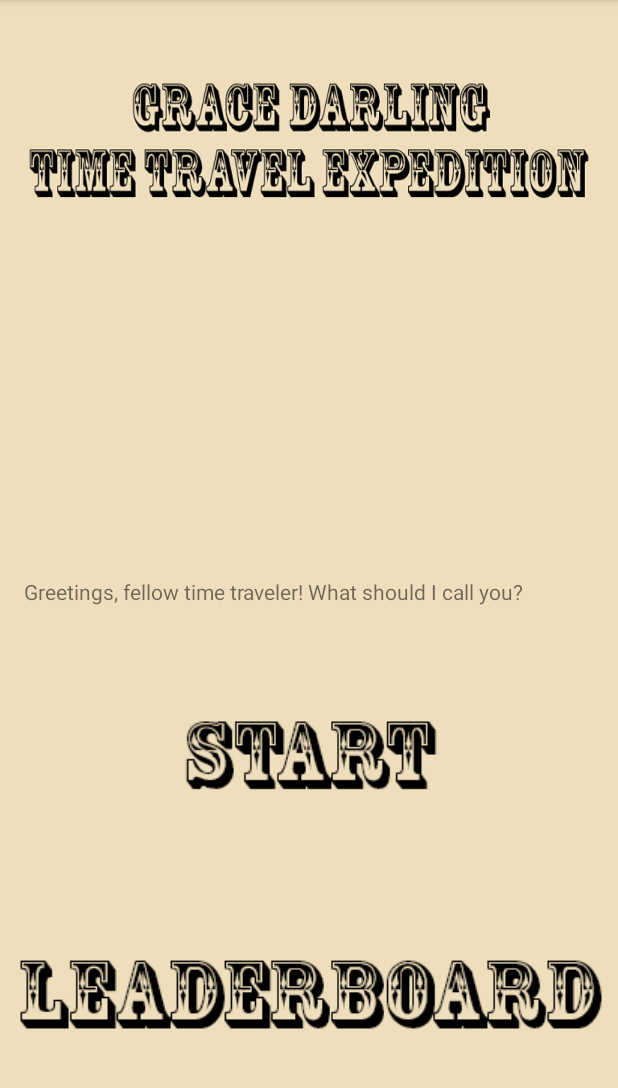
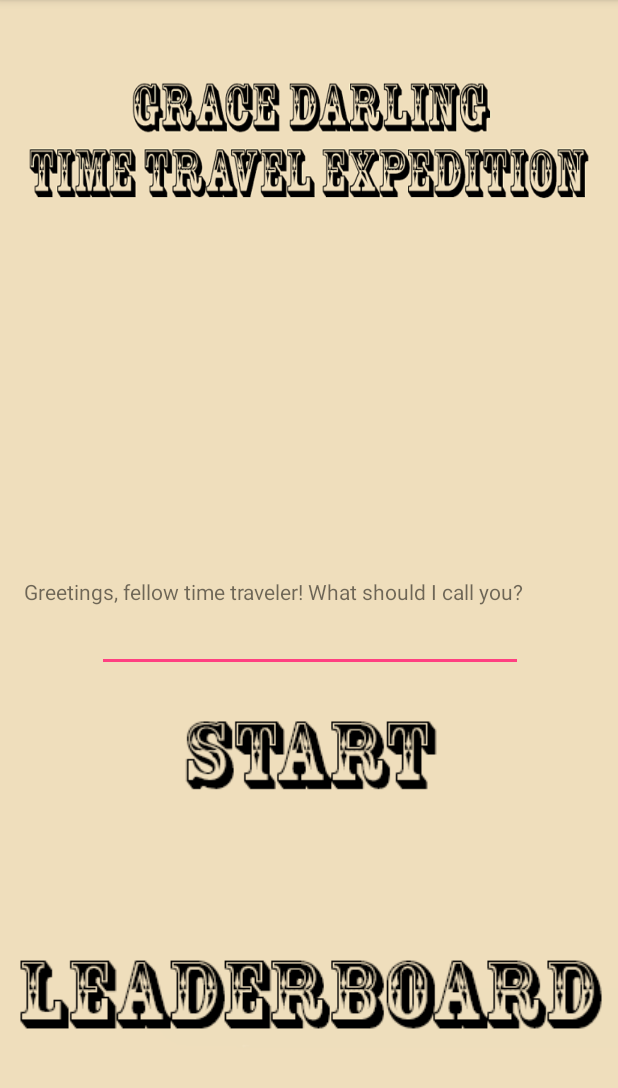
Before and after one commit to Xnonx14/LIMTreasureHunt, an Android app: the screen it shows after launch (MainActivity), on a phone screen of 412 x 824 dp, the part 84-1172 px from its top. Run offline under Robolectric (Android 15) with nearby library versions, the phone set to English and light mode, and no system bars.

Commit message:
Added a new activity scene and text input for the start screen and question screens.

```diff
--- a/app/src/main/java/com/example/kevin/limtreasurehunt/MainActivity.java
+++ b/app/src/main/java/com/example/kevin/limtreasurehunt/MainActivity.java
@@ -24,4 +24,6 @@ public class MainActivity extends AppCompatActivity {
     public void goToHome(View v){
         setContentView(R.layout.activity_main);
     }
+
+    public void goToFirst(View v) { setContentView(R.layout.screen3);}
 }
--- a/app/src/main/res/layout/activity_main.xml
+++ b/app/src/main/res/layout/activity_main.xml
@@ -63,5 +63,24 @@
         app:layout_constraintBottom_toBottomOf="parent"
         app:layout_constraintStart_toStartOf="parent" />
 
+    <EditText
+        android:id="@+id/editText2"
+        android:layout_width="284dp"
+        android:layout_height="56dp"
+        android:layout_marginBottom="248dp"
+        android:layout_marginEnd="8dp"
+        android:layout_marginLeft="8dp"
+        android:layout_marginRight="8dp"
+        android:layout_marginStart="8dp"
+        android:layout_marginTop="8dp"
+        android:ems="10"
+        android:inputType="textPersonName"
+        app:layout_constraintBottom_toBottomOf="parent"
+        app:layout_constraintEnd_toEndOf="parent"
+        app:layout_constraintHorizontal_bias="0.503"
+        app:layout_constraintStart_toStartOf="parent"
+        app:layout_constraintTop_toTopOf="parent"
+        app:layout_constraintVertical_bias="0.842" />
+
 
 </android.support.constraint.ConstraintLayout>
--- a/app/src/main/res/layout/screen2.xml
+++ b/app/src/main/res/layout/screen2.xml
@@ -25,7 +25,7 @@
         android:layout_marginStart="8dp"
         android:layout_marginTop="8dp"
         android:background="@drawable/start"
-        android:onClick="goToHome"
+        android:onClick="goToFirst"
         app:layout_constraintBottom_toBottomOf="@+id/imageView2"
         app:layout_constraintEnd_toEndOf="parent"
         app:layout_constraintHorizontal_bias="0.503"
```
Also changed, not shown: app/src/main/res/layout/screen3.xml (added, +71 -0 lines), app/src/main/res/drawable/adddspf.png (added), app/src/main/res/drawable/appdfspsubmit.png (added), app/src/main/res/drawable/appprogress.png (added).
